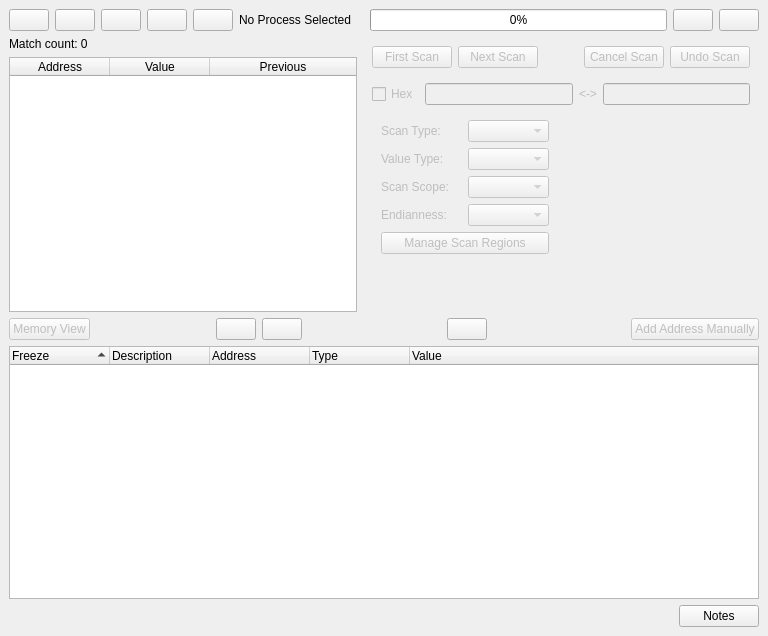
The window that GUI/MainWindow.ui (korcankaraokcu/PINCE) describes before a commit, drawn with Qt 5.
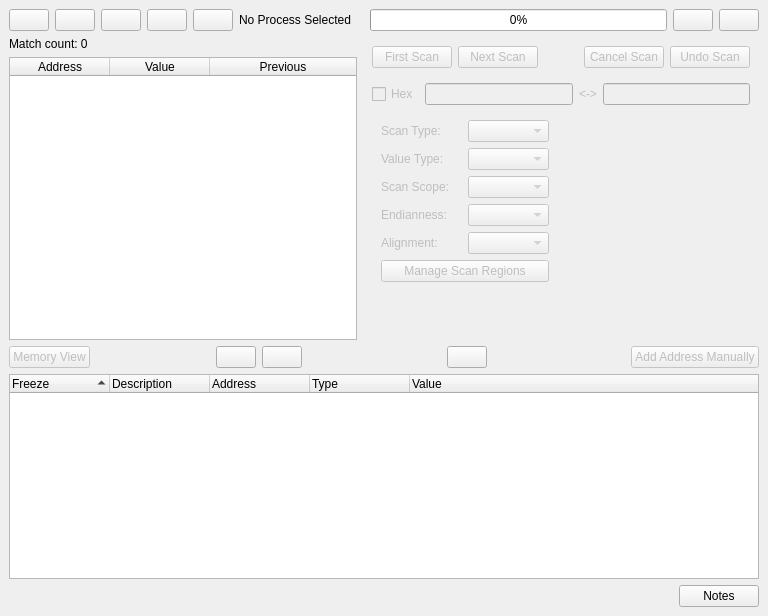
The same window after the commit. Custom widgets are drawn as their Qt base class.

```diff
--- a/GUI/MainWindow.ui
+++ b/GUI/MainWindow.ui
@@ -7,7 +7,7 @@
     <x>0</x>
     <y>0</y>
     <width>768</width>
-    <height>636</height>
+    <height>616</height>
    </rect>
   </property>
   <property name="windowTitle">
@@ -391,6 +391,20 @@
                 </item>
                </layout>
               </item>
+              <item>
+               <layout class="QHBoxLayout" name="horizontalLayout_Alignment">
+                <item>
+                 <widget class="QLabel" name="label_Alignment">
+                  <property name="text">
+                   <string>Alignment:</string>
+                  </property>
+                 </widget>
+                </item>
+                <item>
+                 <widget class="QComboBox" name="comboBox_Alignment"/>
+                </item>
+               </layout>
+              </item>
               <item>
                <widget class="QPushButton" name="pushButton_ScanRegions">
                 <property name="text">
```
